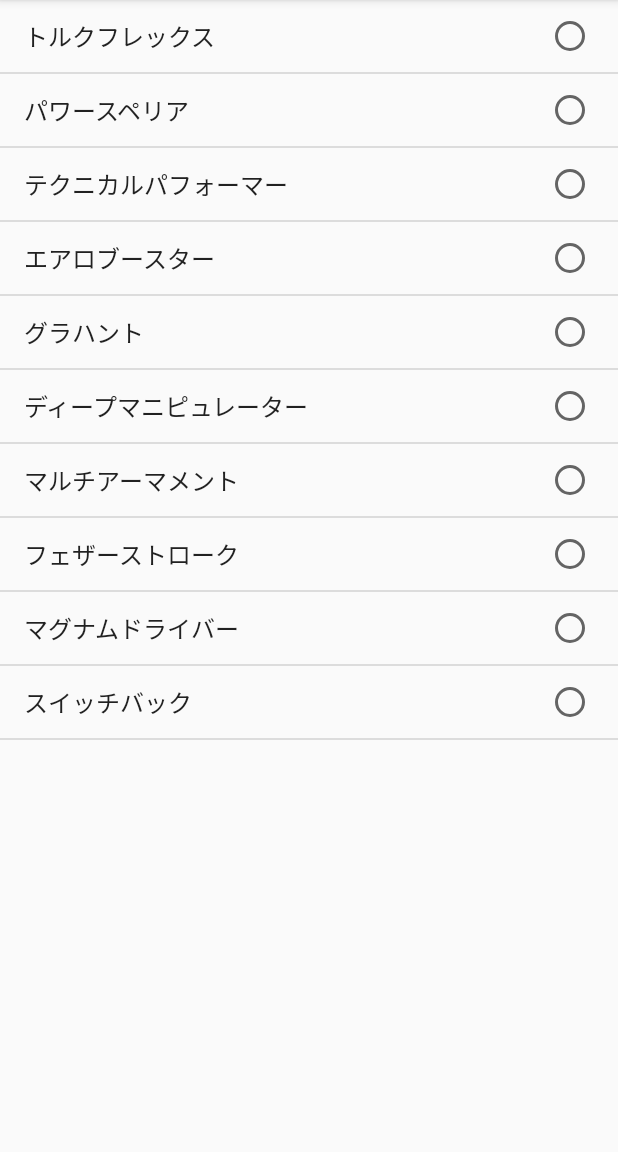
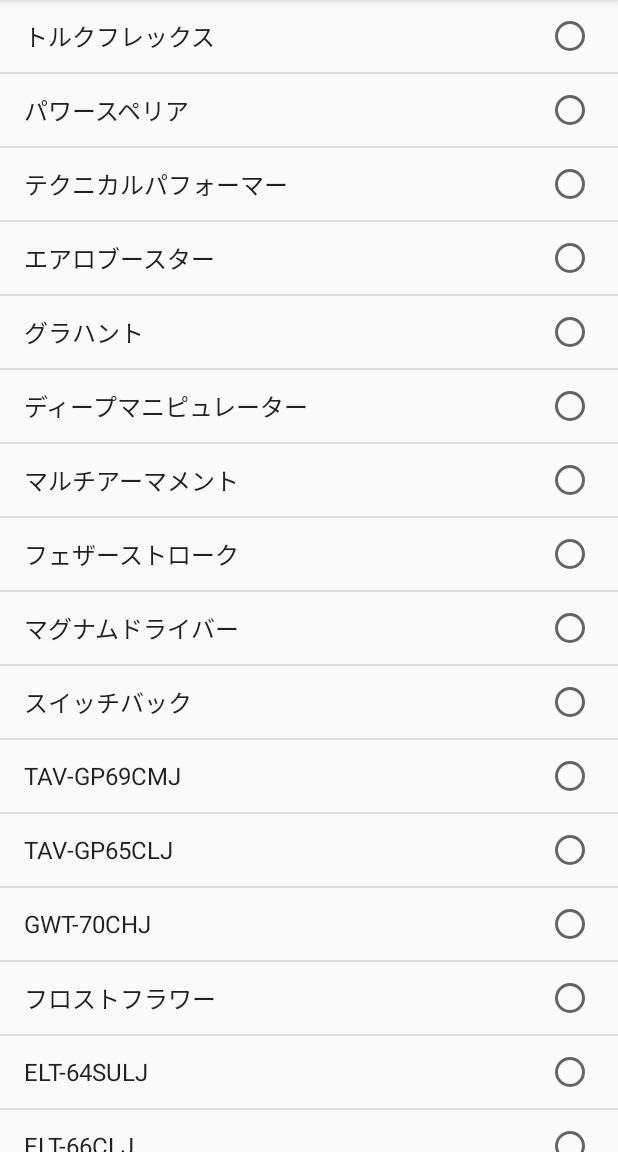
Before and after one commit to arlly/AndroidStudy, an Android app: the screen it shows after launch (MainActivity), on a phone screen of 412 x 824 dp, the part 84-1236 px from its top. Run offline under Robolectric (Android 15) with nearby library versions, the phone set to English and light mode, and no system bars.

```diff
--- a/app/src/main/java/com/example/mybasicapplication/MainActivity.java
+++ b/app/src/main/java/com/example/mybasicapplication/MainActivity.java
@@ -50,6 +50,12 @@ public class MainActivity extends AppCompatActivity {
         data.add("フェザーストローク");
         data.add("マグナムドライバー");
         data.add("スイッチバック");
+        data.add("TAV-GP69CMJ");
+        data.add("TAV-GP65CLJ");
+        data.add("GWT-70CHJ");
+        data.add("フロストフラワー");
+        data.add("ELT-64SULJ");
+        data.add("ELT-66CLJ");
 
         super.onCreate(savedInstanceState);
         setContentView(R.layout.activity_main);
```
